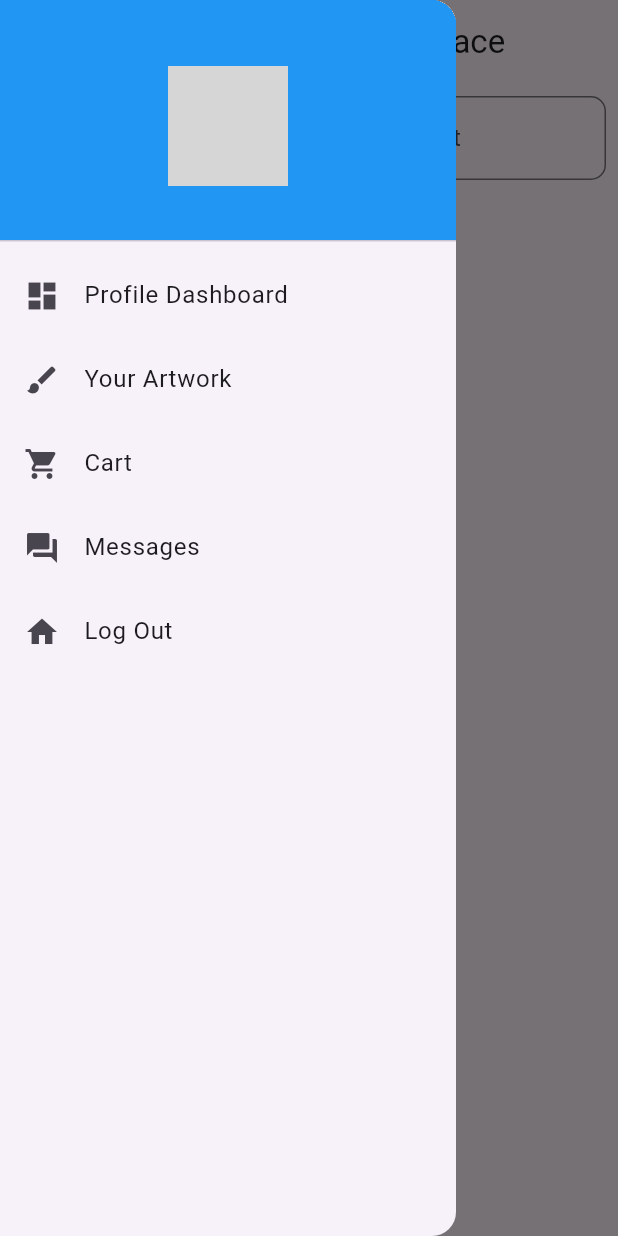
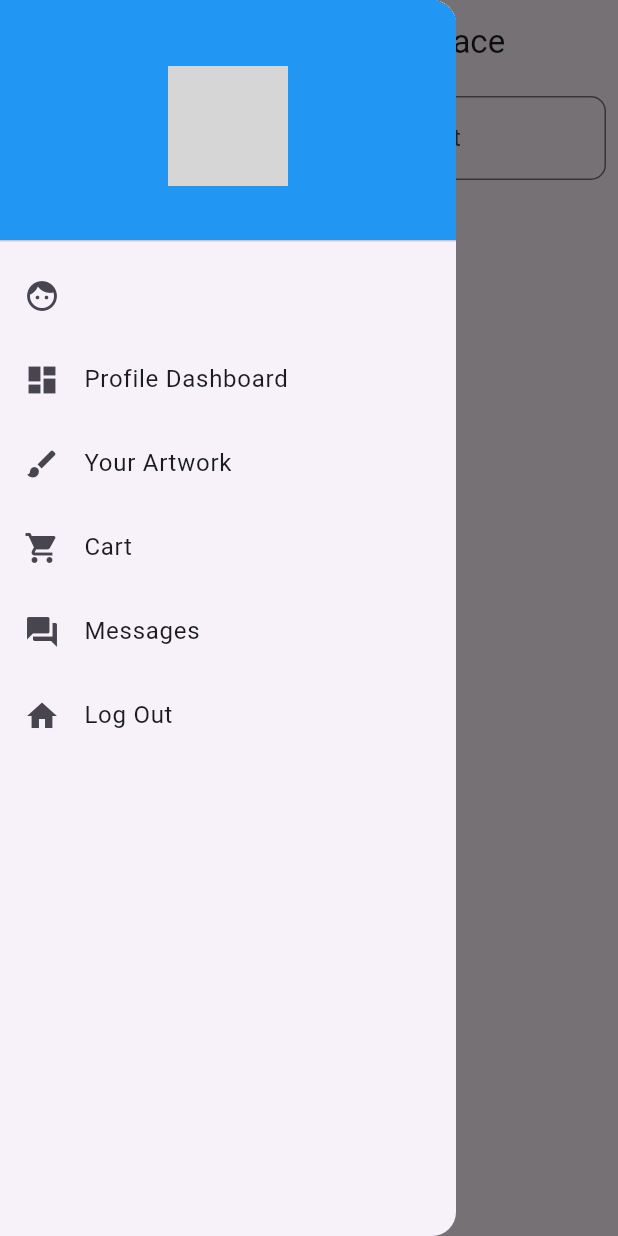
Before and after one commit to emmawalkerMAD2024/PROJ02_Artapp, a Flutter app: the BuyerMarketplacePage screen opened directly with empty values, with the side drawer open, on a phone screen of 412 x 824 dp. Run offline on Flutter 3.47's test engine with Material 3 defaults, Android fonts, the phone set to English and light mode, and no system bars; our stand-ins replace cloud_firestore, firebase_auth, firebase_core, firebase_storage, image_picker; accounts and stored records are empty; grey boxes are pictures that could not be loaded.

Commit message:
added user name to menu

```diff
--- a/lib/BuyerMarketplacePage.dart
+++ b/lib/BuyerMarketplacePage.dart
@@ -21,7 +21,7 @@ class _BuyerMarketplacePageState extends State<BuyerMarketplacePage> {
   final String currentUser;
 
  _BuyerMarketplacePageState({required this.currentUser});
-
+  String name = '';
   String _searchQuery = '';
   final TextEditingController _searchController = TextEditingController();
 
@@ -45,6 +45,8 @@ class _BuyerMarketplacePageState extends State<BuyerMarketplacePage> {
         final artistFName = querySnapshot.docs.first['firstname'] ?? 'Unknown';
       final artistLName = querySnapshot.docs.first['lastname'] ?? 'Unknown';
          _artistCache[artistId] = "$artistFName $artistLName";
+        // name = "$artistFName $artistLName";
+       //   print('this is the name  $name');
         return "$artistFName $artistLName";
       } else {
         print('No artist found for artistId: $artistId');
@@ -56,10 +58,17 @@ class _BuyerMarketplacePageState extends State<BuyerMarketplacePage> {
      return 'Unknown Artist';
   }
 
+void getUserName() async {
+  name =  await _getArtistName(currentUser);
+}
+
 
 
   @override
   Widget build(BuildContext context) {
+  getUserName();
+  //print(name);
+
     return Scaffold(
       appBar: AppBar(
         title: Text('ArtLink Studio Marketplace'),
@@ -76,10 +85,14 @@ class _BuyerMarketplacePageState extends State<BuyerMarketplacePage> {
                 child: CircleAvatar(
                   radius: 40,
                   backgroundImage: AssetImage('lib/assets/newgradient.jpg'),
+
                 ),
               ),
 
             ),
+             ListTile(
+              leading: Icon(Icons.face),
+              title: Text(name)),
             ListTile(
               leading: Icon(Icons.dashboard),
               title: Text('Profile Dashboard'),
```
